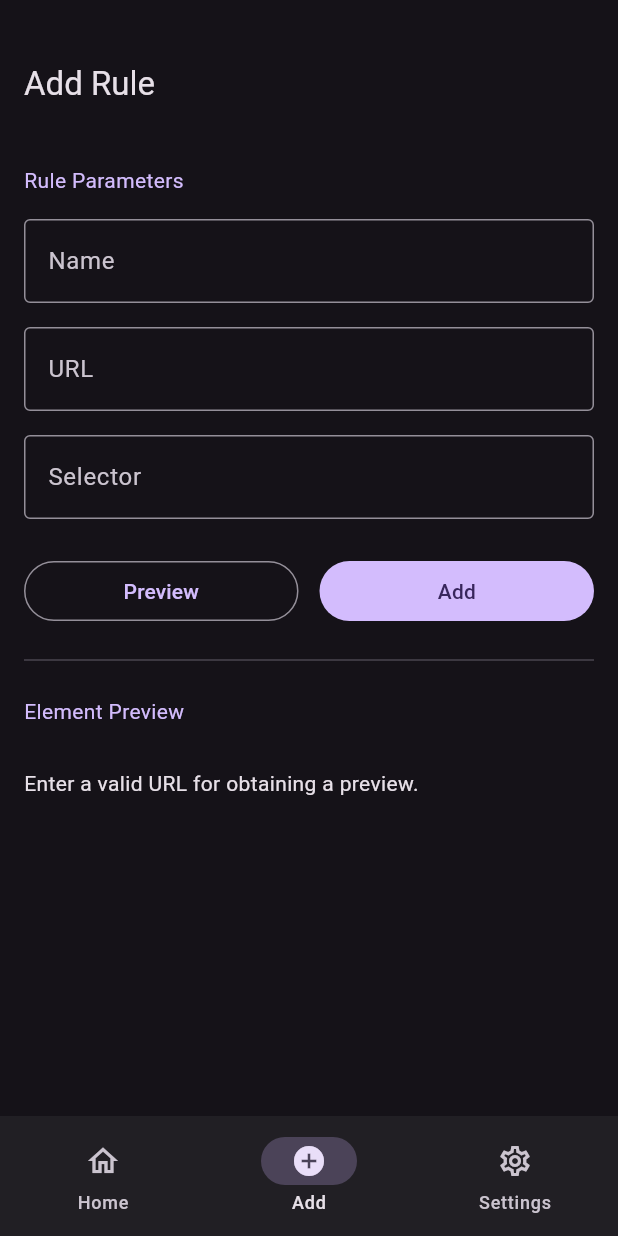
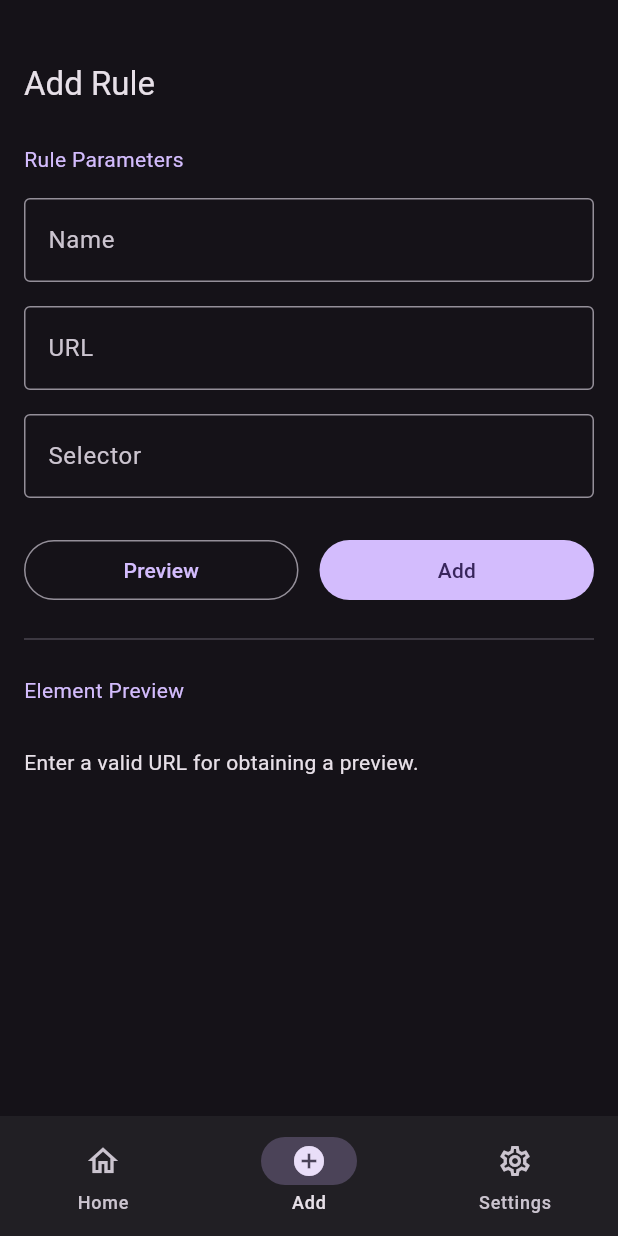
Before and after one commit to afk-echo/refresh, a Flutter app: the screen it shows after launch, item 2 of the bottom bar chosen, on a phone screen of 412 x 824 dp. Run offline on Flutter 3.47's test engine with Material 3 defaults, Android fonts, the phone set to English and light mode, and no system bars; drawn by our look-alikes of dynamic_color; our stand-ins replace expandable, flutter_widget_from_html, shared_preferences; missing offline and left inert: diff_match_patch, workmanager.

```diff
--- a/lib/pages/add.dart
+++ b/lib/pages/add.dart
@@ -95,7 +95,7 @@ class _AddPageState extends State<AddPage> {
       padding: const EdgeInsets.all(16.0),
       child: ListView(shrinkWrap: false, children: [
         Padding(
-          padding: const EdgeInsets.only(top: 14),
+          padding: const EdgeInsets.only(top: 0),
           child: Text("Rule Parameters",
               style: TextStyle(
                   color: Theme.of(context).colorScheme.primary,
--- a/lib/pages/settings.dart
+++ b/lib/pages/settings.dart
@@ -56,7 +56,7 @@ class _SettingsPageState extends State<SettingsPage> {
       child: ListView(
         children: <Widget>[
           Padding(
-            padding: const EdgeInsets.only(top: 14),
+            padding: const EdgeInsets.only(top: 0),
             child: Text(
               "Appearance",
               style: TextStyle(
```
Also changed, not shown: 37 other files.
